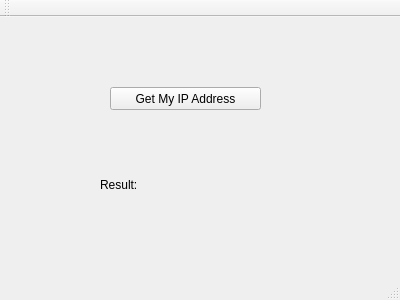
First picture: the form in mainwindow.ui, repository mengguang/QtMyIPAddress, before the edit.
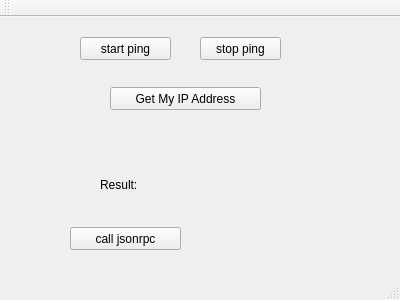
Second picture: the form after the edit.

Commit message: call jsonrpc and start new process

The edit to the form file:
```diff
--- a/mainwindow.ui
+++ b/mainwindow.ui
@@ -53,6 +53,45 @@
      <string/>
     </property>
    </widget>
+   <widget class="QPushButton" name="pingButton">
+    <property name="geometry">
+     <rect>
+      <x>80</x>
+      <y>20</y>
+      <width>91</width>
+      <height>23</height>
+     </rect>
+    </property>
+    <property name="text">
+     <string>start ping</string>
+    </property>
+   </widget>
+   <widget class="QPushButton" name="stopButton">
+    <property name="geometry">
+     <rect>
+      <x>200</x>
+      <y>20</y>
+      <width>81</width>
+      <height>23</height>
+     </rect>
+    </property>
+    <property name="text">
+     <string>stop ping</string>
+    </property>
+   </widget>
+   <widget class="QPushButton" name="rpcButton">
+    <property name="geometry">
+     <rect>
+      <x>70</x>
+      <y>210</y>
+      <width>111</width>
+      <height>23</height>
+     </rect>
+    </property>
+    <property name="text">
+     <string>call jsonrpc</string>
+    </property>
+   </widget>
   </widget>
   <widget class="QMenuBar" name="menuBar">
    <property name="geometry">
```
The commit also changes 34 other files.
